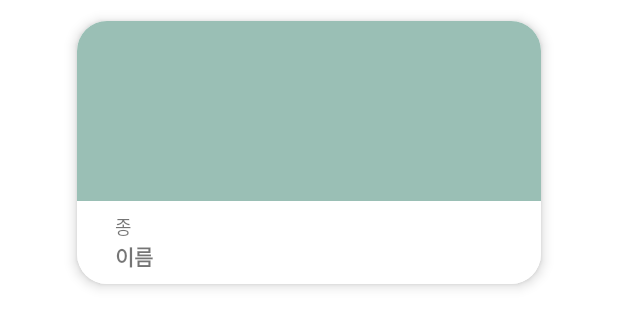
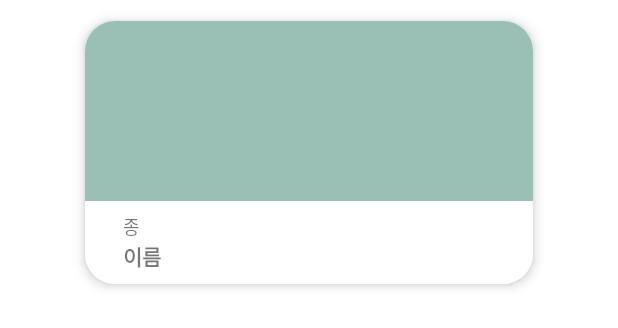
Before and after one commit to naerim/dailygreen_app, an Android app: the layout item_myplantlist.xml on its own in the app's theme, with its tools: preview values and no code run, on a phone screen of 412 x 824 dp. Shown: the top 328 px of the screen. Run offline under Robolectric (Android 15) with nearby library versions, the phone set to English and light mode, and no system bars.

Commit message:
[FIX] 홈 화면 스크롤뷰 수정

```diff
--- a/app/src/main/res/layout/item_myplantlist.xml
+++ b/app/src/main/res/layout/item_myplantlist.xml
@@ -9,15 +9,18 @@
         android:id="@+id/cardView2"
         android:layout_width="match_parent"
         android:layout_height="wrap_content"
-        android:layout_marginStart="40dp"
-        android:layout_marginEnd="40dp"
+        android:layout_marginStart="45dp"
+        android:layout_marginEnd="45dp"
+        android:layout_marginBottom="3dp"
         app:cardCornerRadius="20dp"
         app:cardElevation="5dp"
         app:cardUseCompatPadding="true"
         app:layout_constraintBottom_toBottomOf="parent"
         app:layout_constraintEnd_toEndOf="parent"
+        app:layout_constraintHorizontal_bias="0.0"
         app:layout_constraintStart_toStartOf="parent"
-        app:layout_constraintTop_toTopOf="parent">
+        app:layout_constraintTop_toTopOf="parent"
+        app:layout_constraintVertical_bias="0.0">
 
         <androidx.constraintlayout.widget.ConstraintLayout
             android:layout_width="match_parent"
```
Also changed, not shown: app/src/main/res/layout/activity_main.xml (+8 -6 lines), app/src/main/res/layout/fragment_home.xml (+10 -5 lines).
